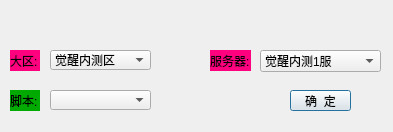
Before: the Qt Designer form QTServer/caddaccount.ui in uldaman/D3D_CEGUI, drawn with Qt 5.
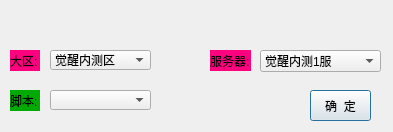
After: the same form once the commit is applied.

The edit to the form file:
```diff
--- a/QTServer/caddaccount.ui
+++ b/QTServer/caddaccount.ui
@@ -106,10 +106,10 @@
   <widget class="QPushButton" name="pushButton_enter_acc">
    <property name="geometry">
     <rect>
-     <x>290</x>
+     <x>310</x>
      <y>90</y>
      <width>61</width>
-     <height>21</height>
+     <height>31</height>
     </rect>
    </property>
    <property name="text">
```
